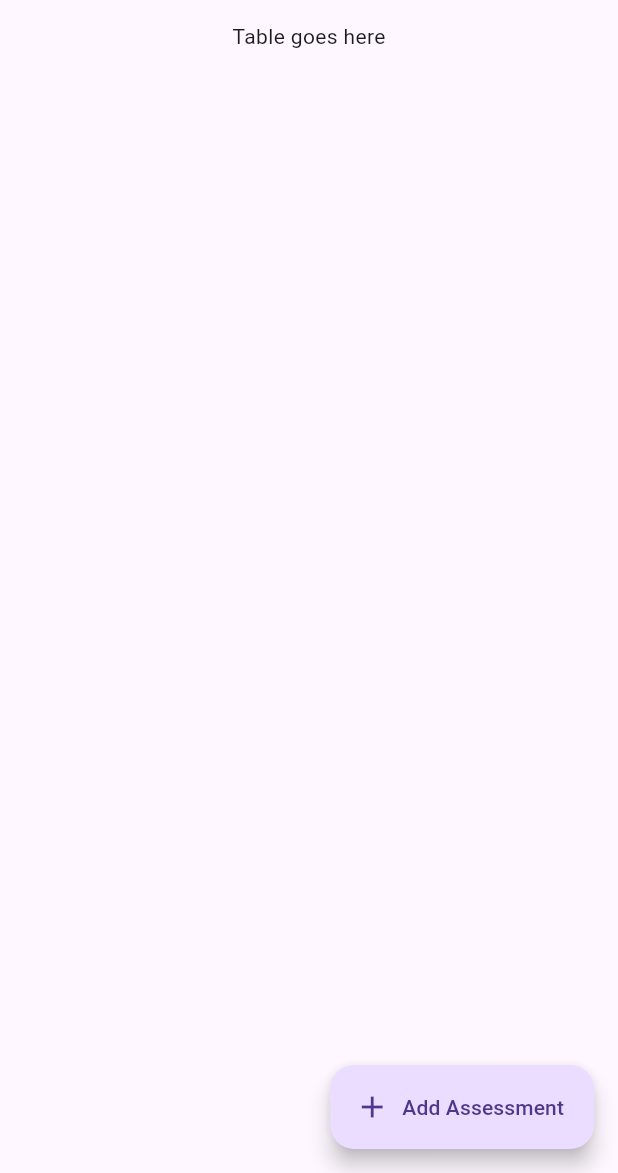
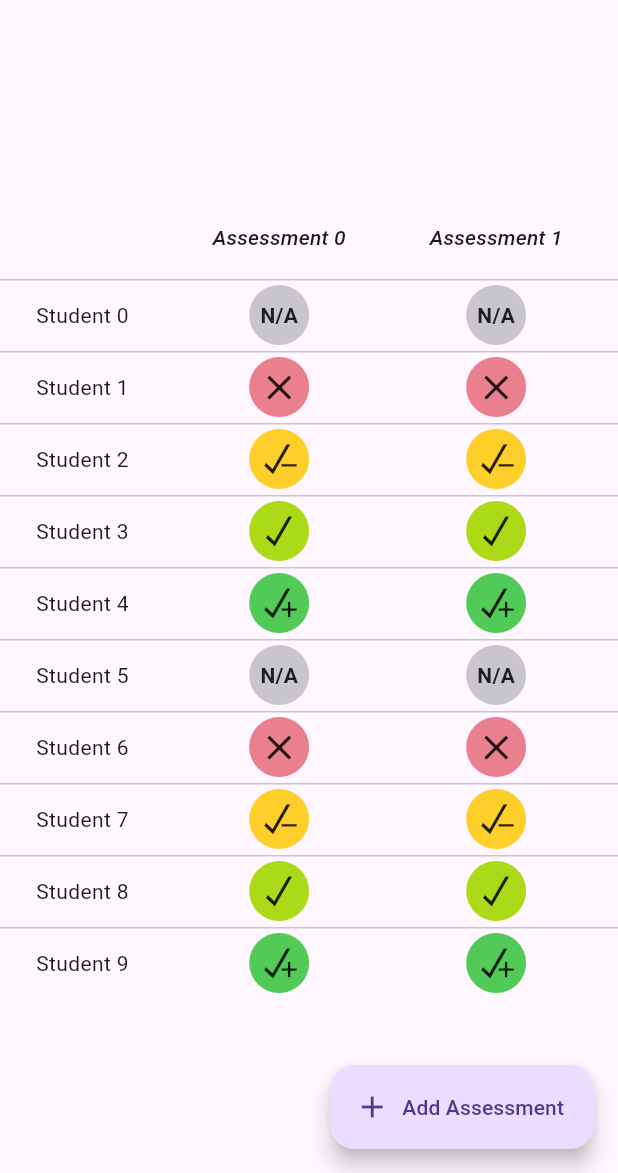
Before and after one commit to tonydoesathing/quickcheck, a Flutter app: the screen it shows after launch, on a phone screen of 412 x 824 dp, the part 63-1236 px from its top. Run offline on Flutter 3.47's test engine with Material 2 defaults, Android fonts, the phone set to English and light mode, and no system bars; our stand-ins replace equatable.

Commit message:
Added icons and table

```diff
--- a/lib/pages/home_page.dart
+++ b/lib/pages/home_page.dart
@@ -1,4 +1,8 @@
 import 'package:flutter/material.dart';
+import 'package:quickcheck/data/model/assessment.dart';
+import 'package:quickcheck/data/model/student.dart';
+import 'package:quickcheck/widgets/quick_check_icons_icons.dart';
+import 'package:quickcheck/widgets/student_assessment_table.dart';
 
 class HomePage extends StatelessWidget {
   const HomePage({Key? key}) : super(key: key);
@@ -18,8 +22,23 @@ class HomePage extends StatelessWidget {
         icon: const Icon(Icons.add),
       ),
       body: Center(
-        child: Column(
-          children: [const Text("Table goes here")],
+        child: SingleChildScrollView(
+          scrollDirection: Axis.vertical,
+          child: SingleChildScrollView(
+            scrollDirection: Axis.horizontal,
+            child: StudentAssessmentTable(students: [
+              for (int i = 0; i < 10; i++) Student(id: i, name: 'Student $i')
+            ], assessments: [
+              for (int i = 0; i < 10; i++)
+                Assessment(id: i, name: 'Assessment $i', scoreMap: {
+                  for (var el in [
+                    for (int j = 0; j < 10; j++)
+                      Student(id: j, name: 'Student $j')
+                  ])
+                    el: el.id! % 5
+                })
+            ]),
+          ),
         ),
       ),
     );
--- /dev/null
+++ b/lib/widgets/assessment_score.dart
@@ -0,0 +1,69 @@
+import 'package:flutter/material.dart';
+import 'package:quickcheck/widgets/quick_check_icons_icons.dart';
+
+class AssessmentScore extends StatelessWidget {
+  final int score;
+  const AssessmentScore({Key? key, required this.score}) : super(key: key);
+
+  @override
+  Widget build(BuildContext context) {
+    return Padding(
+      padding: const EdgeInsets.all(4.0),
+      child: Container(
+        decoration: BoxDecoration(shape: BoxShape.circle, color: _scoreColor()),
+        child: Center(
+          child: _scoreIcon(),
+        ),
+      ),
+    );
+  }
+
+  Color _scoreColor() {
+    switch (score) {
+      case 0:
+        return const Color(0xFFC8C6CA);
+      case 1:
+        return const Color(0xFFEA7F8E);
+      case 2:
+        return const Color(0xFFFECF2B);
+      case 3:
+        return const Color(0xFFACD918);
+      case 4:
+        return const Color(0xFF51CA57);
+      default:
+        return const Color(0x00000000);
+    }
+  }
+
+  Widget _scoreIcon() {
+    switch (score) {
+      case 0:
+        return const Text(
+          "N/A",
+          style: TextStyle(fontWeight: FontWeight.bold),
+        );
+      case 1:
+        return const Icon(
+          QuickCheckIcons.one_rating_icon,
+          size: 16.0,
+        );
+      case 2:
+        return const Icon(
+          QuickCheckIcons.two_rating_icon,
+          size: 20.0,
+        );
+      case 3:
+        return const Icon(
+          QuickCheckIcons.three_rating_icon,
+          size: 20.0,
+        );
+      case 4:
+        return const Icon(
+          QuickCheckIcons.four_rating_icon,
+          size: 20.0,
+        );
+      default:
+        return Container();
+    }
+  }
+}
--- /dev/null
+++ b/lib/widgets/quick_check_icons_icons.dart
@@ -0,0 +1,34 @@
+/// Flutter icons QuickCheckIcons
+/// Copyright (C) 2022 by original authors @ fluttericon.com, fontello.com
+/// This font was generated by FlutterIcon.com, which is derived from Fontello.
+///
+/// To use this font, place it in your fonts/ directory and include the
+/// following in your pubspec.yaml
+///
+/// flutter:
+///   fonts:
+///    - family:  QuickCheckIcons
+///      fonts:
+///       - asset: fonts/QuickCheckIcons.ttf
+///
+///
+///
+import 'package:flutter/widgets.dart';
+
+class QuickCheckIcons {
+  QuickCheckIcons._();
+
+  static const _kFontFam = 'QuickCheckIcons';
+  static const String? _kFontPkg = null;
+
+  static const IconData one_rating_icon =
+      IconData(0xe800, fontFamily: _kFontFam, fontPackage: _kFontPkg);
+  static const IconData two_rating_icon =
+      IconData(0xe801, fontFamily: _kFontFam, fontPackage: _kFontPkg);
+  static const IconData four_rating_icon =
+      IconData(0xe802, fontFamily: _kFontFam, fontPackage: _kFontPkg);
+  static const IconData three_rating_icon =
+      IconData(0xe803, fontFamily: _kFontFam, fontPackage: _kFontPkg);
+  static const IconData zero_rating_icon =
+      IconData(0xe804, fontFamily: _kFontFam, fontPackage: _kFontPkg);
+}
--- /dev/null
+++ b/lib/widgets/student_assessment_table.dart
@@ -0,0 +1,53 @@
+import 'package:flutter/material.dart';
+import 'package:quickcheck/data/model/assessment.dart';
+import 'package:quickcheck/data/model/student.dart';
+import 'package:quickcheck/widgets/assessment_score.dart';
+
+/// A table that displays students on the y-axis and assignments on the top column
+/// Student names are the first column, and each column after that is their score for the associated assessment,
+/// with the assessment name at the top
+class StudentAssessmentTable extends StatelessWidget {
+  final List<Student> students;
+  final List<Assessment> assessments;
+
+  /// Create a table from a list of [students] and a list of [assessments]
+  const StudentAssessmentTable(
+      {Key? key, required this.students, required this.assessments})
+      : super(key: key);
+
+  @override
+  Widget build(BuildContext context) {
+    return DataTable(
+      columns: <DataColumn>[
+        const DataColumn(
+          label: Expanded(
+            child: Text(
+              '',
+              style: TextStyle(fontStyle: FontStyle.italic),
+            ),
+          ),
+        ),
+        for (Assessment assessment in assessments)
+          DataColumn(
+            label: Expanded(
+              child: Text(
+                assessment.name,
+                style: TextStyle(fontStyle: FontStyle.italic),
+              ),
+            ),
+          ),
+      ],
+      rows: <DataRow>[
+        for (Student student in students)
+          DataRow(
+            cells: <DataCell>[
+              DataCell(Text(student.name)),
+              for (Assessment assessment in assessments)
+                DataCell(
+                    AssessmentScore(score: assessment.scoreMap[student] ?? 0)),
+            ],
+          )
+      ],
+    );
+  }
+}
```
Also changed, not shown: pubspec.yaml (+4 -21 lines), fonts/QuickCheckIcons.ttf (added).
